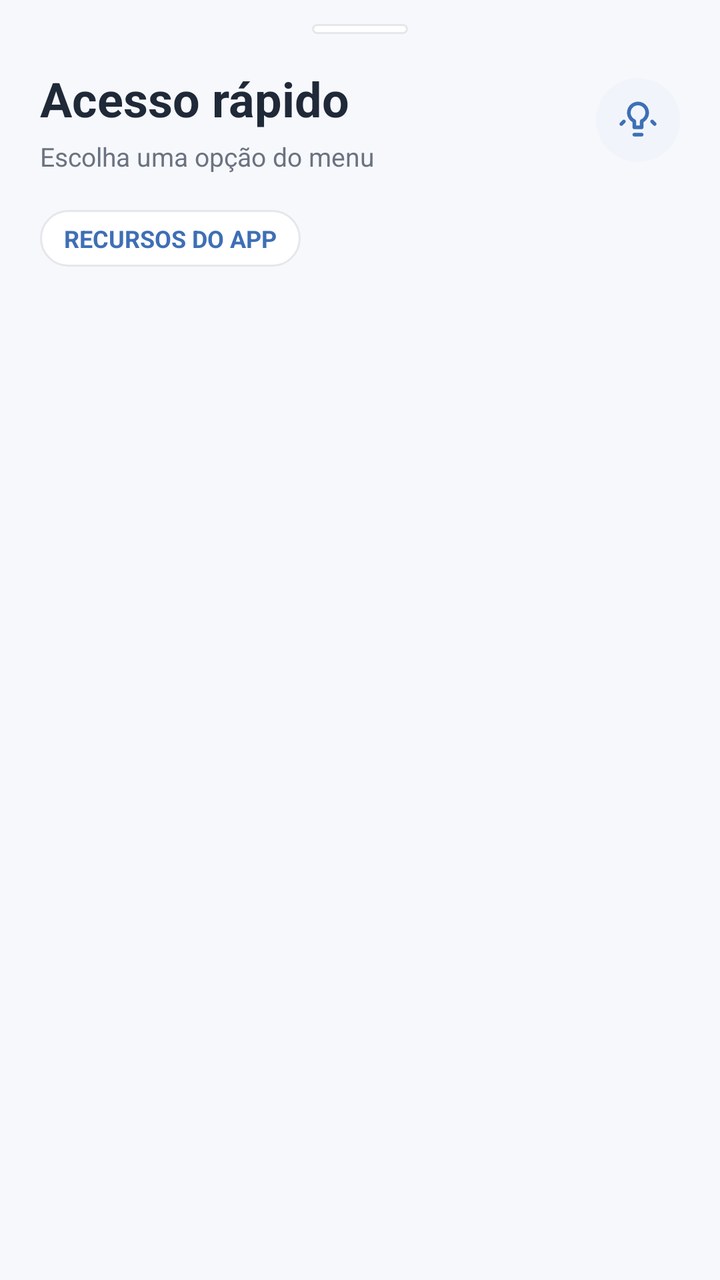
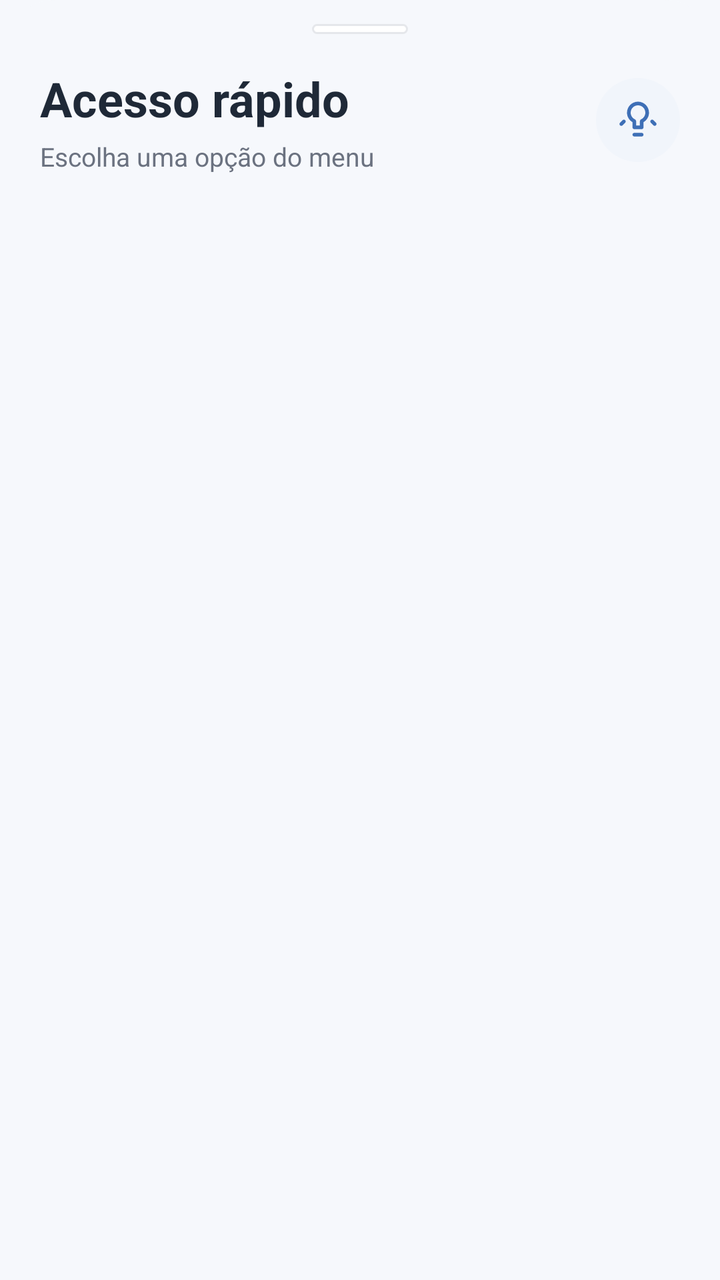

Before-and-after screenshots of an Android layout around one commit, followed by the original layout XML and the change that was made.
<!-- AndroidManifest.xml: application theme Theme.ManaDiario -->
<!-- res/layout/bottom_sheet_mais_opcoes.xml -->
<?xml version="1.0" encoding="utf-8"?>
<LinearLayout xmlns:android="http://schemas.android.com/apk/res/android"
    xmlns:app="http://schemas.android.com/apk/res-auto"
    android:layout_width="match_parent"
    android:layout_height="wrap_content"
    android:background="@drawable/bg_bottom_sheet_mais"
    android:orientation="vertical"
    android:paddingStart="20dp"
    android:paddingTop="12dp"
    android:paddingEnd="20dp"
    android:paddingBottom="24dp">

    <View
        android:layout_width="48dp"
        android:layout_height="5dp"
        android:layout_gravity="center_horizontal"
        android:layout_marginBottom="16dp"
        android:background="@drawable/bg_menu_section_label" />

    <LinearLayout
        android:layout_width="match_parent"
        android:layout_height="wrap_content"
        android:gravity="center_vertical"
        android:orientation="horizontal">

        <LinearLayout
            android:layout_width="0dp"
            android:layout_height="wrap_content"
            android:layout_weight="1"
            android:orientation="vertical">

            <TextView
                android:id="@+id/textTituloMenu"
                android:layout_width="wrap_content"
                android:layout_height="wrap_content"
                android:text="@string/quick_access_title"
                android:textColor="@color/cor_texto_principal"
                android:textSize="24sp"
                android:textStyle="bold" />

            <TextView
                android:id="@+id/textSubtituloMenu"
                android:layout_width="wrap_content"
                android:layout_height="wrap_content"
                android:layout_marginTop="4dp"
                android:text="@string/quick_access_subtitle"
                android:textColor="@color/cor_texto_secundario"
                android:textSize="13sp" />
        </LinearLayout>

        <ImageView
            android:layout_width="42dp"
            android:layout_height="42dp"
            android:background="@drawable/bg_menu_icon_circle"
            android:padding="10dp"
            android:src="@drawable/ic_momento_deus"
            app:tint="@color/cor_primaria" />
    </LinearLayout>

    <TextView
        android:layout_width="wrap_content"
        android:layout_height="wrap_content"
        android:layout_marginTop="18dp"
        android:layout_marginBottom="12dp"
        android:background="@drawable/bg_menu_section_label"
        android:paddingHorizontal="12dp"
        android:paddingVertical="6dp"
        android:text="@string/more_menu_section_main"
        android:textColor="@color/cor_primaria"
        android:textSize="12sp"
        android:textStyle="bold" />

    <androidx.recyclerview.widget.RecyclerView
        android:id="@+id/recyclerViewMais"
        android:layout_width="match_parent"
        android:layout_height="wrap_content"
        android:clipToPadding="false"
        android:nestedScrollingEnabled="false" />

</LinearLayout>
<!-- resources referenced by this layout -->
<resources>
  <color name="cor_primaria">#3E6FB6</color>
  <color name="cor_texto_principal">#1F2937</color>
  <color name="cor_texto_secundario">#6B7280</color>
  <!-- drawable bg_bottom_sheet_mais (drawable) -->
  <?xml version="1.0" encoding="utf-8"?>
  <shape xmlns:android="http://schemas.android.com/apk/res/android">
      <solid android:color="@color/cor_fundo_app" />
      <corners
          android:topLeftRadius="28dp"
          android:topRightRadius="28dp" />
  </shape>
  <!-- drawable bg_menu_icon_circle (drawable) -->
  <?xml version="1.0" encoding="utf-8"?>
  <shape xmlns:android="http://schemas.android.com/apk/res/android">
      <solid android:color="#F1F5FB" />
      <corners android:radius="999dp" />
  </shape>
  <!-- drawable bg_menu_section_label (drawable) -->
  <?xml version="1.0" encoding="utf-8"?>
  <shape xmlns:android="http://schemas.android.com/apk/res/android">
      <solid android:color="@color/cor_superficie" />
      <corners android:radius="999dp" />
      <stroke
          android:width="1dp"
          android:color="@color/cor_divider" />
  </shape>
  <!-- drawable ic_momento_deus (drawable) -->
  <vector xmlns:android="http://schemas.android.com/apk/res/android"
      android:width="24dp"
      android:height="24dp"
      android:viewportWidth="24"
      android:viewportHeight="24">
      <path
          android:fillColor="@color/cor_primaria"
          android:pathData="M12,2C8.69,2 6,4.69 6,8c0,2.21 1.2,4.14 2.99,5.18V16c0,0.55 0.45,1 1,1h4.02c0.55,0 1,-0.45 1,-1v-2.82C16.8,12.14 18,10.21 18,8c0,-3.31 -2.69,-6 -6,-6zM12,4c2.21,0 4,1.79 4,4c0,1.57 -0.92,2.95 -2.24,3.59c-0.46,0.22 -0.75,0.69 -0.75,1.2V15h-2.02v-2.21c0,-0.51 -0.29,-0.98 -0.75,-1.2C8.92,10.95 8,9.57 8,8c0,-2.21 1.79,-4 4,-4zM10,19h4c0.55,0 1,0.45 1,1s-0.45,1 -1,1h-4c-0.55,0 -1,-0.45 -1,-1s0.45,-1 1,-1zM5,13.5L3.6,14.9c-0.39,0.39 -1.02,0.39 -1.41,0s-0.39,-1.02 0,-1.41l1.4,-1.4c0.39,-0.39 1.02,-0.39 1.41,0s0.39,1.02 0,1.41zM20.4,14.9L19,13.5c-0.39,-0.39 -0.39,-1.02 0,-1.41s1.02,-0.39 1.41,0l1.4,1.4c0.39,0.39 0.39,1.02 0,1.41s-1.02,0.39 -1.41,0z" />
  </vector>
  <string name="more_menu_section_main">RECURSOS DO APP</string>
  <string name="quick_access_subtitle">Escolha uma opção do menu</string>
  <string name="quick_access_title">Acesso rápido</string>
  <style name="Theme.ManaDiario" parent="Base.Theme.ManaDiario" />
  <color name="cor_fundo_app">#F6F8FC</color>
  <color name="cor_superficie">#FFFFFFFF</color>
  <color name="cor_divider">#E5E7EB</color>
  <style name="Base.Theme.ManaDiario" parent="Theme.Material3.DayNight.NoActionBar">
          <item name="colorPrimary">@color/cor_primaria</item>
          <item name="colorOnPrimary">@color/white</item>
          <item name="colorSecondary">@color/cor_secundaria</item>
          <item name="android:statusBarColor">@color/cor_primaria_escura</item>
          <item name="android:navigationBarColor">@color/cor_fundo_app</item>
          <item name="android:windowBackground">@color/cor_fundo_app</item>
      </style>
  <color name="white">#FFFFFFFF</color>
  <color name="cor_secundaria">#A7C7E7</color>
  <color name="cor_primaria_escura">#2D5A99</color>
</resources>

<!-- the commit's change to res/layout/bottom_sheet_mais_opcoes.xml (unified diff, before → after) -->
@@ -2,13 +2,13 @@
 <LinearLayout xmlns:android="http://schemas.android.com/apk/res/android"
     xmlns:app="http://schemas.android.com/apk/res-auto"
     android:layout_width="match_parent"
-    android:layout_height="wrap_content"
+    android:layout_height="match_parent"
     android:background="@drawable/bg_bottom_sheet_mais"
     android:orientation="vertical"
     android:paddingStart="20dp"
     android:paddingTop="12dp"
     android:paddingEnd="20dp"
-    android:paddingBottom="24dp">
+    android:paddingBottom="18dp">
 
     <View
         android:layout_width="48dp"
@@ -57,24 +57,13 @@
             app:tint="@color/cor_primaria" />
     </LinearLayout>
 
-    <TextView
-        android:layout_width="wrap_content"
-        android:layout_height="wrap_content"
-        android:layout_marginTop="18dp"
-        android:layout_marginBottom="12dp"
-        android:background="@drawable/bg_menu_section_label"
-        android:paddingHorizontal="12dp"
-        android:paddingVertical="6dp"
-        android:text="@string/more_menu_section_main"
-        android:textColor="@color/cor_primaria"
-        android:textSize="12sp"
-        android:textStyle="bold" />
-
     <androidx.recyclerview.widget.RecyclerView
         android:id="@+id/recyclerViewMais"
         android:layout_width="match_parent"
-        android:layout_height="wrap_content"
+        android:layout_height="0dp"
+        android:layout_marginTop="8dp"
+        android:layout_weight="1"
         android:clipToPadding="false"
-        android:nestedScrollingEnabled="false" />
+        android:paddingBottom="10dp" />
 
 </LinearLayout>
<!-- resource entries referenced after the edit -->
@@ -36,7 +36,6 @@
           android:fillColor="@color/cor_primaria"
           android:pathData="M12,2C8.69,2 6,4.69 6,8c0,2.21 1.2,4.14 2.99,5.18V16c0,0.55 0.45,1 1,1h4.02c0.55,0 1,-0.45 1,-1v-2.82C16.8,12.14 18,10.21 18,8c0,-3.31 -2.69,-6 -6,-6zM12,4c2.21,0 4,1.79 4,4c0,1.57 -0.92,2.95 -2.24,3.59c-0.46,0.22 -0.75,0.69 -0.75,1.2V15h-2.02v-2.21c0,-0.51 -0.29,-0.98 -0.75,-1.2C8.92,10.95 8,9.57 8,8c0,-2.21 1.79,-4 4,-4zM10,19h4c0.55,0 1,0.45 1,1s-0.45,1 -1,1h-4c-0.55,0 -1,-0.45 -1,-1s0.45,-1 1,-1zM5,13.5L3.6,14.9c-0.39,0.39 -1.02,0.39 -1.41,0s-0.39,-1.02 0,-1.41l1.4,-1.4c0.39,-0.39 1.02,-0.39 1.41,0s0.39,1.02 0,1.41zM20.4,14.9L19,13.5c-0.39,-0.39 -0.39,-1.02 0,-1.41s1.02,-0.39 1.41,0l1.4,1.4c0.39,0.39 0.39,1.02 0,1.41s-1.02,0.39 -1.41,0z" />
   </vector>
-  <string name="more_menu_section_main">RECURSOS DO APP</string>
   <string name="quick_access_subtitle">Escolha uma opção do menu</string>
   <string name="quick_access_title">Acesso rápido</string>
   <style name="Theme.ManaDiario" parent="Base.Theme.ManaDiario" />
